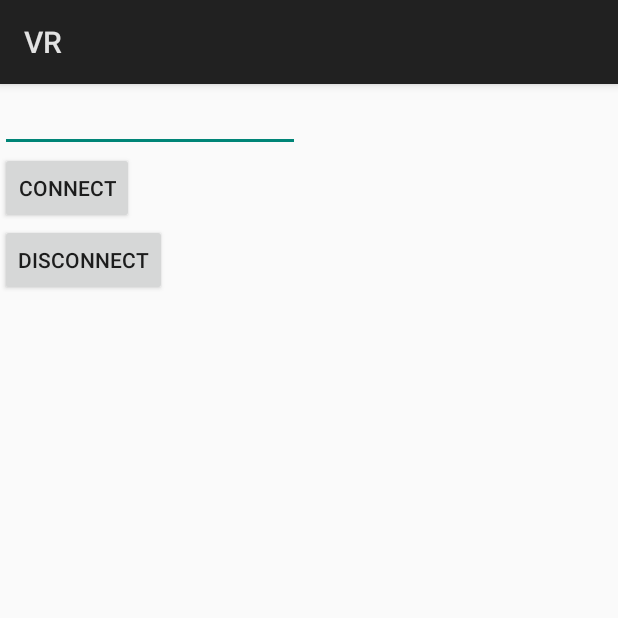
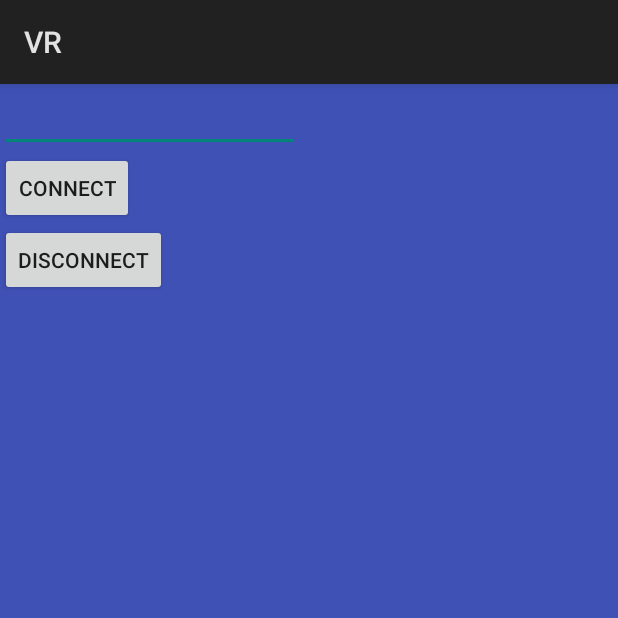
Before and after one commit to amit5k/BOT, an Android app: the screen it shows after launch (MainActivity), on a phone screen of 412 x 824 dp, the top half of it. Run offline under Robolectric (Android 15) with nearby library versions, the phone set to English and light mode, and no system bars.

Commit message:
updated UI

```diff
--- a/app/src/main/res/layout/activity_main.xml
+++ b/app/src/main/res/layout/activity_main.xml
@@ -4,30 +4,31 @@
     android:id="@+id/activity_main"
     android:layout_width="match_parent"
     android:layout_height="match_parent"
-    tools:context="com.example.amit.vr.MainActivity" >
+    android:background="@color/colorPrimary"
+    tools:context="com.example.amit.vr.MainActivity">
 
     <EditText
         android:id="@+id/serverIpEditText"
-        android:width="200dp"
         android:layout_width="wrap_content"
         android:layout_height="wrap_content"
-        android:selectAllOnFocus="true"
-        android:inputType="textUri|numberDecimal" />
+        android:width="200dp"
+        android:inputType="textUri|numberDecimal"
+        android:selectAllOnFocus="true" />
 
     <Button
         android:id="@+id/send"
         android:layout_width="wrap_content"
         android:layout_height="wrap_content"
-        android:text="Connect"
         android:layout_below="@+id/serverIpEditText"
-        android:onClick="OnConnect" />
+        android:onClick="OnConnect"
+        android:text="Connect" />
 
     <Button
     android:id="@+id/dis"
     android:layout_width="wrap_content"
     android:layout_height="wrap_content"
-    android:text="DisConnect"
     android:layout_below="@+id/send"
-    android:onClick="DisConnect" />
+        android:onClick="DisConnect"
+        android:text="DisConnect" />
 
 </RelativeLayout>
```
